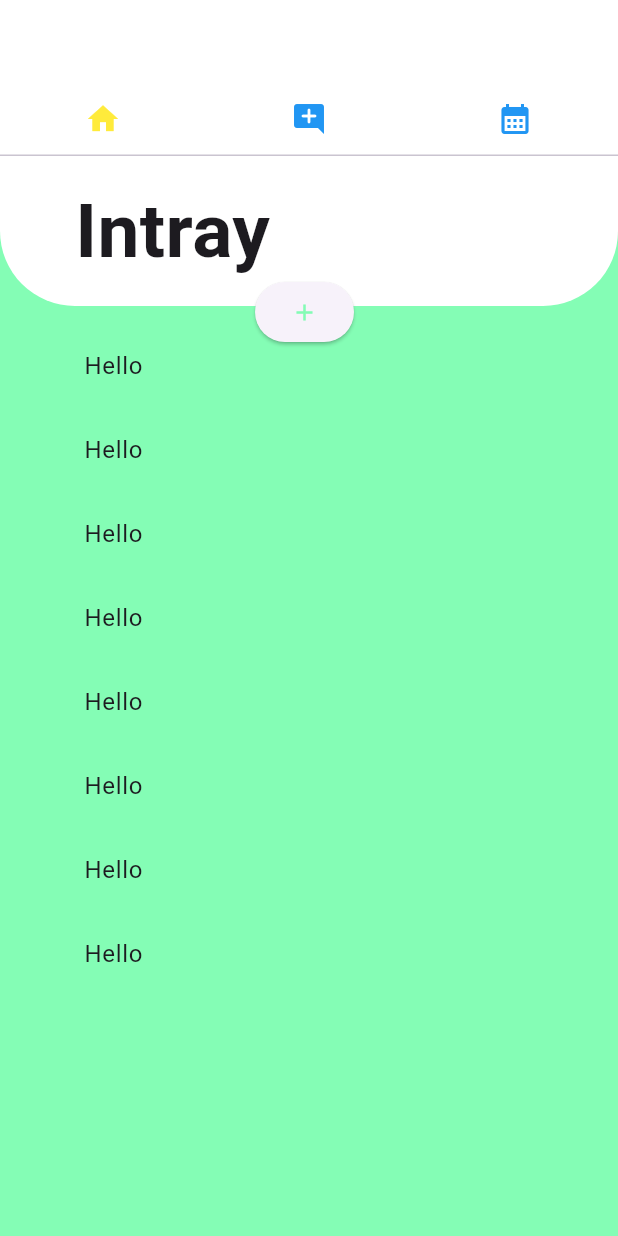
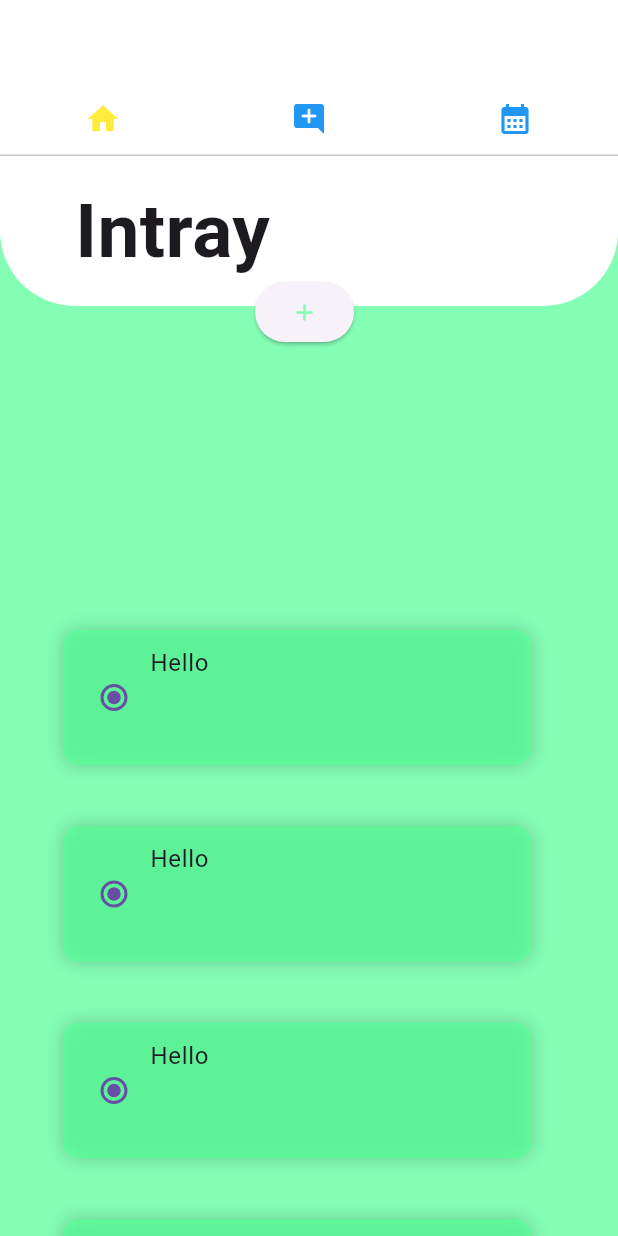
Before and after one commit to kasevaj/Tasks, a Flutter app: the screen it shows after launch, on a phone screen of 412 x 824 dp. Run offline on Flutter 3.47's test engine with Material 3 defaults, Android fonts, the light colour scheme and no system bars; Roboto replaces fonts that are missing (Avenir).

Commit message:
ympäristön päivityksiä

```diff
--- a/lib/UI/Intray/Intray_page.dart
+++ b/lib/UI/Intray/Intray_page.dart
@@ -9,13 +9,13 @@ class IntrayPage extends StatefulWidget {
 
 class _IntrayPageState extends State<IntrayPage> {
   // Initialize the list of items
-  List<IntrayLog> _items = [];
+  List<IntrayLog> logItems = [];
 
   @override
   void initState() {
     super.initState();
     // Populate the initial list of items
-    _items = getList();
+    logItems = getList();
   }
 
   @override
@@ -26,36 +26,46 @@ class _IntrayPageState extends State<IntrayPage> {
     );
   }
 
+  Widget _buildListTile(BuildContext conetxt, IntrayLog item) {
+    return ListTile(
+      key: Key(item.keyValue),
+      title: item,
+    );
+  }
+
   Widget buildReorderableList(BuildContext context) {
 
     return ReorderableListView(
-      padding: const EdgeInsets.symmetric(horizontal: 40),
-      children: <Widget>[
-        for (int index = 0; index < _items.length; index += 1)
-          ListTile(
-            key: Key('${_items[index].title}-$index'), // Use a unique key
-            title: Text(_items[index].title), // Display the title from IntrayLog
-          ),
-      ],
+      padding: const EdgeInsets.only(top: 300),
+      children: logItems.map((IntrayLog item) => _buildListTile(context, item)).toList(),
       onReorder: (int oldIndex, int newIndex) {
         setState(() {
+
+          // Reorder the items in the list
+          IntrayLog item = logItems[oldIndex];
+          logItems.remove(item);
+          logItems.insert(newIndex, item);
+        });
+      },
+    );
+  }
+
+  void _onReorder(int oldIndex, int newIndex) {
+    setState(() {
           // Adjust newIndex if it is moved down
           if (oldIndex < newIndex) {
             newIndex -= 1;
           }
-          // Reorder the items in the list
-          final IntrayLog item = _items.removeAt(oldIndex);
-          _items.insert(newIndex, item);
-        });
-      },
-    );
+          final IntrayLog item = logItems.removeAt(oldIndex);
+          logItems.insert(newIndex, item);
+    });
   }
 
   List<IntrayLog> getList() {
     // Generate the initial list of IntrayLog items
     List<IntrayLog> list = [];
     for (int i = 0; i < 10; i++) {
-      list.add(IntrayLog(title: "Hello")); // Use unique titles for clarity
+      list.add(IntrayLog(keyValue: i.toString(), title: "Hello")); // Use unique titles for clarity
     }
     return list;
   }
--- a/lib/models/widgets/intray_task_widget.dart
+++ b/lib/models/widgets/intray_task_widget.dart
@@ -4,10 +4,13 @@ import 'package:task_app/models/global.dart';
 
 class IntrayLog extends StatelessWidget {
   final String title;
-  IntrayLog({required this.title});
+  final String keyValue;
+  IntrayLog({ required this.keyValue, required this.title});
   @override
   Widget build(BuildContext context) {
-    return Container(
+    return ListTile(
+      key: Key(keyValue),
+      title: Container(
       margin: EdgeInsets.only(bottom: 9, left: 10, right: 10),
       padding: EdgeInsets.all(10),
       height: 90,
@@ -36,6 +39,7 @@ class IntrayLog extends StatelessWidget {
 
           ],)
       ],),
+    )
     );
   }
 }
```
Also changed, not shown: pubspec.yaml (+9 -15 lines), pubspec.lock, 3 other files.
